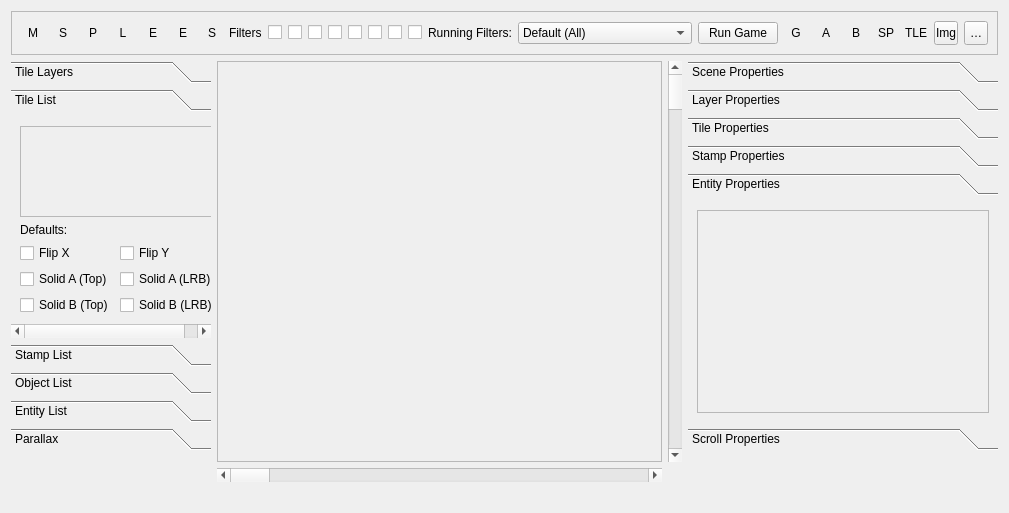
RSDKModding/RetroED, file RetroEDv2/tools/sceneeditorv5.ui: the form before one commit.
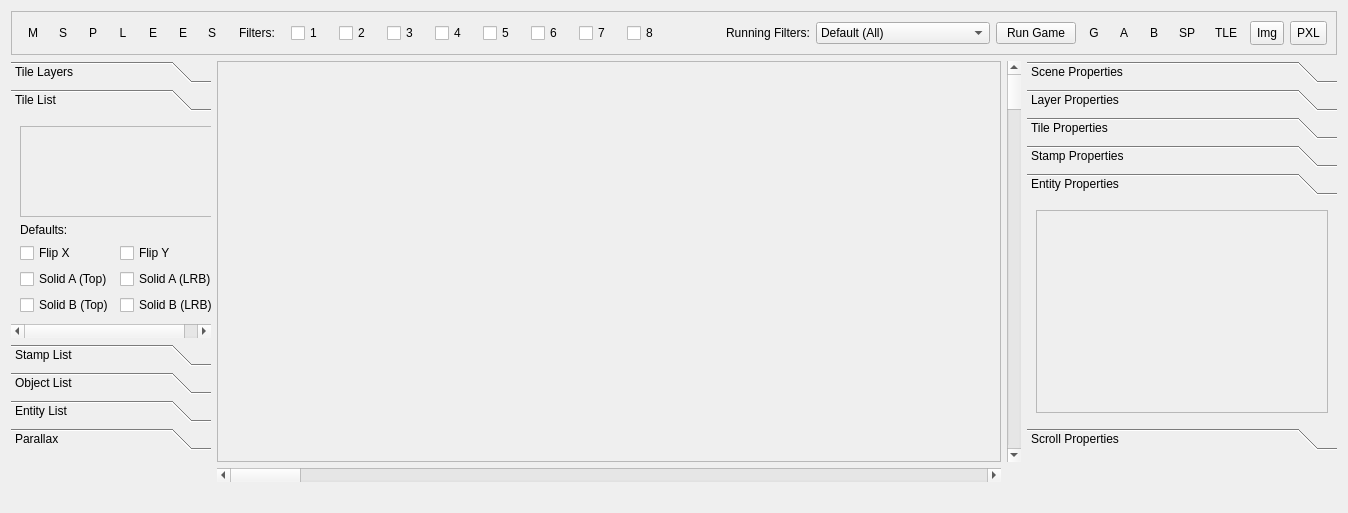
The form after the commit. The open tabs and pages were chosen to show the change. Icons and pictures are not drawn.

Commit message:
SceneEditorV5: Add scene filter index next to checkbox (#129)
* SceneEditorV5: Add scene filter index next to checkbox

What changed in the file:
```diff
--- a/RetroEDv2/tools/sceneeditorv5.ui
+++ b/RetroEDv2/tools/sceneeditorv5.ui
@@ -6,7 +6,7 @@
    <rect>
     <x>0</x>
     <y>0</y>
-    <width>979</width>
+    <width>1348</width>
     <height>513</height>
    </rect>
   </property>
@@ -49,7 +49,7 @@
         <x>0</x>
         <y>0</y>
         <width>310</width>
-        <height>244</height>
+        <height>223</height>
        </rect>
       </property>
       <attribute name="label">
@@ -75,7 +75,7 @@
         <x>0</x>
         <y>0</y>
         <width>310</width>
-        <height>244</height>
+        <height>223</height>
        </rect>
       </property>
       <attribute name="label">
@@ -101,7 +101,7 @@
         <x>0</x>
         <y>0</y>
         <width>310</width>
-        <height>244</height>
+        <height>223</height>
        </rect>
       </property>
       <attribute name="label">
@@ -127,7 +127,7 @@
         <x>0</x>
         <y>0</y>
         <width>310</width>
-        <height>244</height>
+        <height>223</height>
        </rect>
       </property>
       <attribute name="label">
@@ -153,7 +153,7 @@
         <x>0</x>
         <y>0</y>
         <width>310</width>
-        <height>244</height>
+        <height>223</height>
        </rect>
       </property>
       <attribute name="label">
@@ -179,7 +179,7 @@
         <x>0</x>
         <y>0</y>
         <width>310</width>
-        <height>244</height>
+        <height>223</height>
        </rect>
       </property>
       <attribute name="label">
@@ -230,53 +230,33 @@
       <enum>QFrame::Raised</enum>
      </property>
      <layout class="QGridLayout" name="gridLayout_2">
-      <item row="0" column="1">
-       <widget class="QToolButton" name="selectTool">
-        <property name="minimumSize">
-         <size>
-          <width>24</width>
-          <height>24</height>
-         </size>
-        </property>
+      <item row="0" column="18">
+       <widget class="QCheckBox" name="filterBox5">
         <property name="toolTip">
-         <string>&lt;html&gt;&lt;head/&gt;&lt;body&gt;&lt;p&gt;Select Tool (W)&lt;br/&gt;Allows for Drag-Selection. (WIP)&lt;br/&gt;&lt;br/&gt;Controls:&lt;br/&gt;(Drag) Left Click: Selects any entity inside a box from the starter position to the cursor's position.&lt;br/&gt;(Hold on selected entity) Left Click: Moves all entities. (WIP)&lt;/p&gt;&lt;p&gt;Delete / Backspace: Deletes any entity selected.&lt;/p&gt;&lt;/body&gt;&lt;/html&gt;</string>
+         <string>Toggles scene filter 5</string>
         </property>
         <property name="text">
-         <string>S</string>
+         <string>5</string>
         </property>
-        <property name="icon">
-         <iconset resource="../resources.qrc">
-          <normaloff>:/icons/ic_highlight_alt_48px.svg</normaloff>:/icons/ic_highlight_alt_48px.svg</iconset>
-        </property>
-        <property name="autoRaise">
-         <bool>true</bool>
-        </property>
        </widget>
       </item>
-      <item row="0" column="4">
-       <widget class="QToolButton" name="eraserTool">
-        <property name="minimumSize">
+      <item row="0" column="15">
+       <spacer name="verticalSpacer4">
+        <property name="orientation">
+         <enum>Qt::Vertical</enum>
+        </property>
+        <property name="sizeType">
+         <enum>QSizePolicy::Minimum</enum>
+        </property>
+        <property name="sizeHint" stdset="0">
          <size>
-          <width>24</width>
-          <height>24</height>
+          <width>10</width>
+          <height>20</height>
          </size>
         </property>
-        <property name="toolTip">
-         <string>&lt;html&gt;&lt;head/&gt;&lt;body&gt;&lt;p&gt;Eraser Tool (R)&lt;/p&gt;&lt;p&gt;Used for cleaning tiles on the layout.&lt;/p&gt;&lt;p&gt;Controls:&lt;br/&gt;Left Click: Removes tile at cursor's position.&lt;/p&gt;&lt;/body&gt;&lt;/html&gt;</string>
-        </property>
-        <property name="text">
-         <string>E</string>
-        </property>
-        <property name="icon">
-         <iconset resource="../resources.qrc">
-          <normaloff>:/icons/ic_eraser_48px.svg</normaloff>:/icons/ic_eraser_48px.svg</iconset>
-        </property>
-        <property name="autoRaise">
-         <bool>true</bool>
-        </property>
-       </widget>
+       </spacer>
       </item>
-      <item row="0" column="22">
+      <item row="0" column="31">
        <widget class="QToolButton" name="showCollisionA">
         <property name="enabled">
          <bool>true</bool>
@@ -301,37 +281,60 @@
         </property>
        </widget>
       </item>
-      <item row="0" column="7">
-       <widget class="QLabel" name="label">
+      <item row="0" column="6">
+       <widget class="QToolButton" name="stampCopy">
+        <property name="toolTip">
+         <string>&lt;html&gt;&lt;head/&gt;&lt;body&gt;&lt;p&gt;Stamp Copy Tool (L)&lt;br/&gt;Stores a preset of tiles from the stage to use with the Stamp Tool&lt;/p&gt;&lt;/body&gt;&lt;/html&gt;</string>
+        </property>
         <property name="text">
-         <string>Filters</string>
+         <string>S</string>
         </property>
+        <property name="icon">
+         <iconset resource="../resources.qrc">
+          <normaloff>:/icons/ic_stamp_selection_48px.svg</normaloff>:/icons/ic_stamp_selection_48px.svg</iconset>
+        </property>
+        <property name="autoRaise">
+         <bool>true</bool>
+        </property>
        </widget>
       </item>
-      <item row="0" column="11">
+      <item row="0" column="30">
+       <widget class="QToolButton" name="useGizmos">
+        <property name="minimumSize">
+         <size>
+          <width>24</width>
+          <height>24</height>
+         </size>
+        </property>
+        <property name="toolTip">
+         <string>Show Gizmos</string>
+        </property>
+        <property name="text">
+         <string>G</string>
+        </property>
+        <property name="icon">
+         <iconset resource="../resources.qrc">
+          <normaloff>:/icons/ic_preview_48px.svg</normaloff>:/icons/ic_preview_48px.svg</iconset>
+        </property>
+        <property name="checkable">
+         <bool>true</bool>
+        </property>
+        <property name="autoRaise">
+         <bool>true</bool>
+        </property>
+       </widget>
+      </item>
+      <item row="0" column="16">
        <widget class="QCheckBox" name="filterBox4">
         <property name="toolTip">
          <string>Toggles scene filter 4</string>
         </property>
         <property name="text">
-         <string/>
+         <string>4</string>
         </property>
        </widget>
       </item>
-      <item row="0" column="17">
-       <spacer name="horizontalSpacer">
-        <property name="orientation">
-         <enum>Qt::Horizontal</enum>
-        </property>
-        <property name="sizeHint" stdset="0">
-         <size>
-          <width>40</width>
-          <height>20</height>
-         </size>
-        </property>
-       </spacer>
-      </item>
-      <item row="0" column="25">
+      <item row="0" column="34">
        <widget class="QToolButton" name="showTileGrid">
         <property name="minimumSize">
          <size>
@@ -357,87 +360,19 @@
         </property>
        </widget>
       </item>
-      <item row="0" column="19">
-       <widget class="QComboBox" name="filterSelection">
-        <item>
-         <property name="text">
-          <string>Default (All)</string>
-         </property>
-        </item>
-        <item>
-         <property name="text">
-          <string>Mania Plus - Mania Mode</string>
-         </property>
-        </item>
-        <item>
-         <property name="text">
-          <string>Mania Plus - Encore Mode</string>
-         </property>
-        </item>
-        <item>
-         <property name="text">
-          <string>Custom</string>
-         </property>
-        </item>
-       </widget>
-      </item>
-      <item row="0" column="3">
-       <widget class="QToolButton" name="stampTool">
-        <property name="minimumSize">
-         <size>
-          <width>24</width>
-          <height>24</height>
-         </size>
+      <item row="0" column="10">
+       <widget class="QCheckBox" name="filterBox1">
+        <property name="sizePolicy">
+         <sizepolicy hsizetype="Minimum" vsizetype="Fixed">
+          <horstretch>0</horstretch>
+          <verstretch>0</verstretch>
+         </sizepolicy>
         </property>
         <property name="toolTip">
-         <string>&lt;html&gt;&lt;head/&gt;&lt;body&gt;&lt;p&gt;Stamp Tool (K)&lt;br/&gt;Places on stage a preset of tiles&lt;/p&gt;&lt;/body&gt;&lt;/html&gt;</string>
+         <string>Toggles scene filter 1</string>
         </property>
         <property name="text">
-         <string>L</string>
-        </property>
-        <property name="icon">
-         <iconset resource="../resources.qrc">
-          <normaloff>:/icons/ic_approval_48px.svg</normaloff>:/icons/ic_approval_48px.svg</iconset>
-        </property>
-        <property name="autoRaise">
-         <bool>true</bool>
-        </property>
-       </widget>
-      </item>
-      <item row="0" column="12">
-       <widget class="QCheckBox" name="filterBox5">
-        <property name="toolTip">
-         <string>Toggles scene filter 5</string>
-        </property>
-        <property name="text">
-         <string/>
-        </property>
-       </widget>
-      </item>
-      <item row="0" column="6">
-       <widget class="QToolButton" name="stampCopy">
-        <property name="toolTip">
-         <string>&lt;html&gt;&lt;head/&gt;&lt;body&gt;&lt;p&gt;Stamp Copy Tool (L)&lt;br/&gt;Stores a preset of tiles from the stage to use with the Stamp Tool&lt;/p&gt;&lt;/body&gt;&lt;/html&gt;</string>
-        </property>
-        <property name="text">
-         <string>S</string>
-        </property>
-        <property name="icon">
-         <iconset resource="../resources.qrc">
-          <normaloff>:/icons/ic_stamp_selection_48px.svg</normaloff>:/icons/ic_stamp_selection_48px.svg</iconset>
-        </property>
-        <property name="autoRaise">
-         <bool>true</bool>
-        </property>
-       </widget>
-      </item>
-      <item row="0" column="13">
-       <widget class="QCheckBox" name="filterBox6">
-        <property name="toolTip">
-         <string>Toggles scene filter 6</string>
-        </property>
-        <property name="text">
-         <string/>
+         <string>1</string>
         </property>
        </widget>
       </item>
@@ -464,37 +399,72 @@
         </property>
        </widget>
       </item>
+      <item row="0" column="32">
+       <widget class="QToolButton" name="showCollisionB">
+        <property name="enabled">
+         <bool>true</bool>
+        </property>
+        <property name="minimumSize">
+         <size>
+          <width>24</width>
+          <height>24</height>
+         </size>
+        </property>
+        <property name="toolTip">
+         <string>Show Collision Plane B</string>
+        </property>
+        <property name="text">
+         <string>B</string>
+        </property>
+        <property name="checkable">
+         <bool>true</bool>
+        </property>
+        <property name="autoRaise">
+         <bool>true</bool>
+        </property>
+       </widget>
+      </item>
       <item row="0" column="27">
-       <widget class="QToolButton" name="exportSceneImg">
-        <property name="minimumSize">
+       <widget class="QLabel" name="runningFilters">
+        <property name="text">
+         <string>Running Filters:</string>
+        </property>
+       </widget>
+      </item>
+      <item row="0" column="29">
+       <widget class="QPushButton" name="runGame">
+        <property name="text">
+         <string>Run Game</string>
+        </property>
+       </widget>
+      </item>
+      <item row="0" column="20">
+       <widget class="QCheckBox" name="filterBox6">
+        <property name="toolTip">
+         <string>Toggles scene filter 6</string>
+        </property>
+        <property name="text">
+         <string>6</string>
+        </property>
+       </widget>
+      </item>
+      <item row="0" column="23">
+       <spacer name="verticalSpacer8">
+        <property name="orientation">
+         <enum>Qt::Vertical</enum>
+        </property>
+        <property name="sizeType">
+         <enum>QSizePolicy::Minimum</enum>
+        </property>
+        <property name="sizeHint" stdset="0">
          <size>
-          <width>24</width>
-          <height>24</height>
+          <width>10</width>
+          <height>20</height>
          </size>
         </property>
-        <property name="toolTip">
-         <string>Export Scene as Image</string>
-        </property>
-        <property name="text">
-         <string>Img</string>
-        </property>
-        <property name="icon">
-         <iconset resource="../resources.qrc">
-          <normaloff>:/icons/ic_image_48px.svg</normaloff>:/icons/ic_image_48px.svg</iconset>
-        </property>
-       </widget>
+       </spacer>
       </item>
-      <item row="0" column="9">
-       <widget class="QCheckBox" name="filterBox2">
-        <property name="toolTip">
-         <string>Toggles scene filter 2</string>
-        </property>
-        <property name="text">
-         <string/>
-        </property>
-       </widget>
-      </item>
-      <item row="0" column="28">
+      <item row="0" column="37">
        <widget class="QToolButton" name="expScene">
         <property name="minimumSize">
          <size>
@@ -520,11 +490,60 @@
         </property>
        </widget>
       </item>
-      <item row="0" column="23">
-       <widget class="QToolButton" name="showCollisionB">
-        <property name="enabled">
-         <bool>true</bool>
+      <item row="0" column="11">
+       <spacer name="verticalSpacer2">
+        <property name="orientation">
+         <enum>Qt::Vertical</enum>
         </property>
+        <property name="sizeType">
+         <enum>QSizePolicy::Minimum</enum>
+        </property>
+        <property name="sizeHint" stdset="0">
+         <size>
+          <width>10</width>
+          <height>20</height>
+         </size>
+        </property>
+       </spacer>
+      </item>
+      <item row="0" column="17">
+       <spacer name="verticalSpacer5">
+        <property name="orientation">
+         <enum>Qt::Vertical</enum>
+        </property>
+        <property name="sizeType">
+         <enum>QSizePolicy::Minimum</enum>
+        </property>
+        <property name="sizeHint" stdset="0">
+         <size>
+          <width>10</width>
+          <height>20</height>
+         </size>
+        </property>
+       </spacer>
+      </item>
+      <item row="0" column="8">
+       <widget class="QLabel" name="label">
+        <property name="text">
+         <string>Filters:</string>
+        </property>
+       </widget>
+      </item>
+      <item row="0" column="26">
+       <spacer name="horizontalSpacer">
+        <property name="orientation">
+         <enum>Qt::Horizontal</enum>
+        </property>
+        <property name="sizeHint" stdset="0">
+         <size>
+          <width>40</width>
+          <height>20</height>
+         </size>
+        </property>
+       </spacer>
+      </item>
+      <item row="0" column="3">
+       <widget class="QToolButton" name="stampTool">
         <property name="minimumSize">
          <size>
           <width>24</width>
@@ -532,36 +551,66 @@
          </size>
         </property>
         <property name="toolTip">
-         <string>Show Collision Plane B</string>
+         <string>&lt;html&gt;&lt;head/&gt;&lt;body&gt;&lt;p&gt;Stamp Tool (K)&lt;br/&gt;Places on stage a preset of tiles&lt;/p&gt;&lt;/body&gt;&lt;/html&gt;</string>
         </property>
         <property name="text">
-         <string>B</string>
+         <string>L</string>
         </property>
-        <property name="checkable">
-         <bool>true</bool>
+        <property name="icon">
+         <iconset resource="../resources.qrc">
+          <normaloff>:/icons/ic_approval_48px.svg</normaloff>:/icons/ic_approval_48px.svg</iconset>
         </property>
         <property name="autoRaise">
          <bool>true</bool>
         </property>
        </widget>
       </item>
-      <item row="0" column="14">
-       <widget class="QCheckBox" name="filterBox7">
+      <item row="0" column="2">
+       <widget class="QToolButton" name="pencilTool">
+        <property name="minimumSize">
+         <size>
+          <width>24</width>
+          <height>24</height>
+         </size>
+        </property>
         <property name="toolTip">
-         <string>Toggles scene filter 7</string>
+         <string>&lt;html&gt;&lt;head/&gt;&lt;body&gt;&lt;p&gt;Pencil Tool (A)&lt;br/&gt;Draw tiles on the stage&lt;br/&gt;&lt;br/&gt;Controls:&lt;br/&gt;Left Click: Tile Placing&lt;br/&gt;Right Click: Copies the tile located at the cursor's position&lt;br/&gt;&lt;br/&gt;Shortcuts:&lt;br/&gt;Z: Flips copied tile horizontally&lt;br/&gt;X: Flips copied tile vertically&lt;/p&gt;&lt;/body&gt;&lt;/html&gt;</string>
         </property>
         <property name="text">
-         <string/>
+         <string>P</string>
         </property>
+        <property name="icon">
+         <iconset resource="../resources.qrc">
+          <normaloff>:/icons/ic_mode_edit_48px.svg</normaloff>:/icons/ic_mode_edit_48px.svg</iconset>
+        </property>
+        <property name="autoRaise">
+         <bool>true</bool>
+        </property>
        </widget>
       </item>
-      <item row="0" column="15">
-       <widget class="QCheckBox" name="filterBox8">
+      <item row="0" column="19">
+       <spacer name="verticalSpacer6">
+        <property name="orientation">
+         <enum>Qt::Vertical</enum>
+        </property>
+        <property name="sizeType">
+         <enum>QSizePolicy::Minimum</enum>
+        </property>
+        <property name="sizeHint" stdset="0">
+         <size>
+          <width>10</width>
+          <height>20</height>
+         </size>
+        </property>
+       </spacer>
+      </item>
+      <item row="0" column="12">
+       <widget class="QCheckBox" name="filterBox2">
         <property name="toolTip">
-         <string>Toggles scene filter 8</string>
+         <string>Toggles scene filter 2</string>
         </property>
         <property name="text">
-         <string/>
+         <string>2</string>
         </property>
        </widget>
       </item>
@@ -588,8 +637,71 @@
         </property>
        </widget>
       </item>
+      <item row="0" column="28">
+       <widget class="QComboBox" name="filterSelection">
+        <item>
+         <property name="text">
+          <string>Default (All)</string>
+         </property>
+        </item>
+        <item>
+         <property name="text">
+          <string>Mania Plus - Mania Mode</string>
+         </property>
+        </item>
+        <item>
+         <property name="text">
+          <string>Mania Plus - Encore Mode</string>
+         </property>
+        </item>
+        <item>
+         <property name="text">
+          <string>Custom</string>
+         </property>
+        </item>
+       </widget>
+      </item>
+      <item row="0" column="4">
+       <widget class="QToolButton" name="eraserTool">
+        <property name="minimumSize">
+         <size>
+          <width>24</width>
+          <height>24</height>
+         </size>
+        </property>
+        <property name="toolTip">
+         <string>&lt;html&gt;&lt;head/&gt;&lt;body&gt;&lt;p&gt;Eraser Tool (R)&lt;/p&gt;&lt;p&gt;Used for cleaning tiles on the layout.&lt;/p&gt;&lt;p&gt;Controls:&lt;br/&gt;Left Click: Removes tile at cursor's position.&lt;/p&gt;&lt;/body&gt;&lt;/html&gt;</string>
+        </property>
+        <property name="text">
+         <string>E</string>
+        </property>
+        <property name="icon">
+         <iconset resource="../resources.qrc">
+          <normaloff>:/icons/ic_eraser_48px.svg</normaloff>:/icons/ic_eraser_48px.svg</iconset>
+        </property>
+        <property name="autoRaise">
+         <bool>true</bool>
+        </property>
+       </widget>
+      </item>
       <item row="0" column="21">
-       <widget class="QToolButton" name="useGizmos">
+       <spacer name="verticalSpacer7">
+        <property name="orientation">
+         <enum>Qt::Vertical</enum>
+        </property>
+        <property name="sizeType">
+         <enum>QSizePolicy::Minimum</enum>
+        </property>
+        <property name="sizeHint" stdset="0">
+         <size>
+          <width>10</width>
+          <height>20</height>
+         </size>
+        </property>
+       </spacer>
+      </item>
+      <item row="0" column="1">
+       <widget class="QToolButton" name="selectTool">
         <property name="minimumSize">
          <size>
           <width>24</width>
@@ -597,24 +709,77 @@
          </size>
         </property>
         <property name="toolTip">
-         <string>Show Gizmos</string>
+         <string>&lt;html&gt;&lt;head/&gt;&lt;body&gt;&lt;p&gt;Select Tool (W)&lt;br/&gt;Allows for Drag-Selection. (WIP)&lt;br/&gt;&lt;br/&gt;Controls:&lt;br/&gt;(Drag) Left Click: Selects any entity inside a box from the starter position to the cursor's position.&lt;br/&gt;(Hold on selected entity) Left Click: Moves all entities. (WIP)&lt;/p&gt;&lt;p&gt;Delete / Backspace: Deletes any entity selected.&lt;/p&gt;&lt;/body&gt;&lt;/html&gt;</string>
         </property>
         <property name="text">
-         <string>G</string>
+         <string>S</string>
         </property>
         <property name="icon">
          <iconset resource="../resources.qrc">
-          <normaloff>:/icons/ic_preview_48px.svg</normaloff>:/icons/ic_preview_48px.svg</iconset>
-        </property>
-        <property name="checkable">
-         <bool>true</bool>
+          <normaloff>:/icons/ic_highlight_alt_48px.svg</normaloff>:/icons/ic_highlight_alt_48px.svg</iconset>
         </property>
         <property name="autoRaise">
          <bool>true</bool>
         </property>
        </widget>
       </item>
+      <item row="0" column="14">
+       <widget class="QCheckBox" name="filterBox3">
+        <property name="toolTip">
+         <string>Toggles scene filter 3</string>
+        </property>
+        <property name="text">
+         <string>3</string>
+        </property>
+       </widget>
+      </item>
+      <item row="0" column="13">
+       <spacer name="verticalSpacer3">
+        <property name="orientation">
+         <enum>Qt::Vertical</enum>
+        </property>
+        <property name="sizeType">
+         <enum>QSizePolicy::Minimum</enum>
+        </property>
+        <property name="sizeHint" stdset="0">
+         <size>
+          <width>10</width>
+          <height>20</height>
+         </size>
+        </property>
+       </spacer>
+      </item>
       <item row="0" column="24">
+       <widget class="QCheckBox" name="filterBox8">
+        <property name="toolTip">
+         <string>Toggles scene filter 8</string>
+        </property>
+        <property name="text">
+         <string>8</string>
+        </property>
+       </widget>
+      </item>
+      <item row="0" column="36">
+       <widget class="QToolButton" name="exportSceneImg">
+        <property name="minimumSize">
+         <size>
+          <width>24</width>
+          <height>24</height>
+         </size>
+        </property>
+        <property name="toolTip">
+         <string>Export Scene as Image</string>
+        </property>
+        <property name="text">
+         <string>Img</string>
+        </property>
+        <property name="icon">
+         <iconset resource="../resources.qrc">
+          <normaloff>:/icons/ic_image_48px.svg</normaloff>:/icons/ic_image_48px.svg</iconset>
+        </property>
+       </widget>
+      </item>
+      <item row="0" column="33">
        <widget class="QToolButton" name="showParallax">
         <property name="minimumSize">
          <size>
@@ -640,62 +805,47 @@
         </property>
        </widget>
       </item>
-      <item row="0" column="10">
-       <widget class="QCheckBox" name="filterBox3">
-        <property name="toolTip">
-         <string>Toggles scene filter 3</string>
+      <item row="0" column="9">
+       <spacer name="verticalSpacer1">
+        <property name="orientation">
+         <enum>Qt::Vertical</enum>
         </property>
-        <property name="text">
-         <string/>
+        <property name="sizeType">
+         <enum>QSizePolicy::Minimum</enum>
         </property>
-       </widget>
-      </item>
-      <item row="0" column="18">
-       <widget class="QLabel" name="runningFilters">
-        <property name="text">
-         <string>Running Filters:</string>
+        <property name="sizeHint" stdset="0">
+         <size>
+          <width>10</width>
+          <height>20</height>
+         </size>
         </property>
-       </widget>
+       </spacer>
       </item>
-      <item row="0" column="8">
-       <widget class="QCheckBox" name="filterBox1">
+      <item row="0" column="22">
+       <widget class="QCheckBox" name="filterBox7">
         <property name="toolTip">
-         <string>Toggles scene filter 1</string>
+         <string>Toggles scene filter 7</string>
         </property>
         <property name="text">
-         <string/>
+         <string>7</string>
         </property>
        </widget>
       </item>
-      <item row="0" column="20">
-       <widget class="QPushButton" name="runGame">
-        <property name="text">
-         <string>Run Game</string>
+      <item row="0" column="7">
+       <spacer name="filterSpacer">
+        <property name="orientation">
+         <enum>Qt::Vertical</enum>
         </property>
-       </widget>
-      </item>
-      <item row="0" column="2">
-       <widget class="QToolButton" name="pencilTool">
-        <property name="minimumSize">
+        <property name="sizeType">
+         <enum>QSizePolicy::Minimum</enum>
+        </property>
+        <property name="sizeHint" stdset="0">
          <size>
-          <width>24</width>
-          <height>24</height>
+          <width>10</width>
+          <height>20</height>
          </size>
         </property>
-        <property name="toolTip">
-         <string>&lt;html&gt;&lt;head/&gt;&lt;body&gt;&lt;p&gt;Pencil Tool (A)&lt;br/&gt;Draw tiles on the stage&lt;br/&gt;&lt;br/&gt;Controls:&lt;br/&gt;Left Click: Tile Placing&lt;br/&gt;Right Click: Copies the tile located at the cursor's position&lt;br/&gt;&lt;br/&gt;Shortcuts:&lt;br/&gt;Z: Flips copied tile horizontally&lt;br/&gt;X: Flips copied tile vertically&lt;/p&gt;&lt;/body&gt;&lt;/html&gt;</string>
-        </property>
-        <property name="text">
-         <string>P</string>
-        </property>
-        <property name="icon">
-         <iconset resource="../resources.qrc">
-          <normaloff>:/icons/ic_mode_edit_48px.svg</normaloff>:/icons/ic_mode_edit_48px.svg</iconset>
-        </property>
-        <property name="autoRaise">
-         <bool>true</bool>
-        </property>
-       </widget>
+       </spacer>
       </item>
      </layout>
     </widget>
@@ -717,7 +867,7 @@
         <x>0</x>
         <y>0</y>
         <width>200</width>
-        <height>244</height>
+        <height>223</height>
        </rect>
       </property>
       <attribute name="label">
@@ -819,8 +969,8 @@
        <rect>
         <x>0</x>
         <y>0</y>
-        <width>200</width>
-        <height>244</height>
+        <width>209</width>
+        <height>209</height>
        </rect>
       </property>
       <attribute name="label">
@@ -919,7 +1069,7 @@
         <x>0</x>
         <y>0</y>
         <width>200</width>
-        <height>244</height>
+        <height>223</height>
        </rect>
       </property>
       <attribute name="label">
@@ -988,7 +1138,7 @@
         <x>0</x>
         <y>0</y>
         <width>200</width>
-        <height>244</height>
+        <height>223</height>
        </rect>
       </property>
       <attribute name="label">
@@ -1057,7 +1207,7 @@
         <x>0</x>
         <y>0</y>
         <width>200</width>
-        <height>244</height>
+        <height>223</height>
        </rect>
       </property>
       <attribute name="label">
@@ -1173,7 +1323,7 @@
         <x>0</x>
         <y>0</y>
         <width>200</width>
-        <height>244</height>
+        <height>223</height>
        </rect>
       </property>
       <attribute name="label">
```
